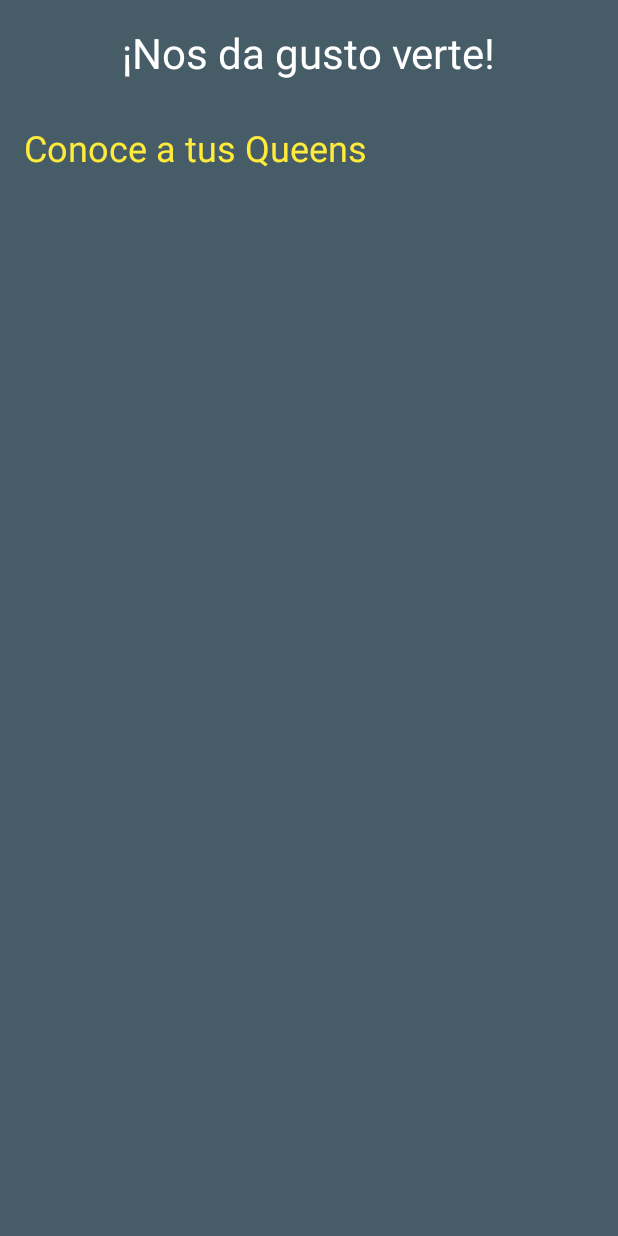
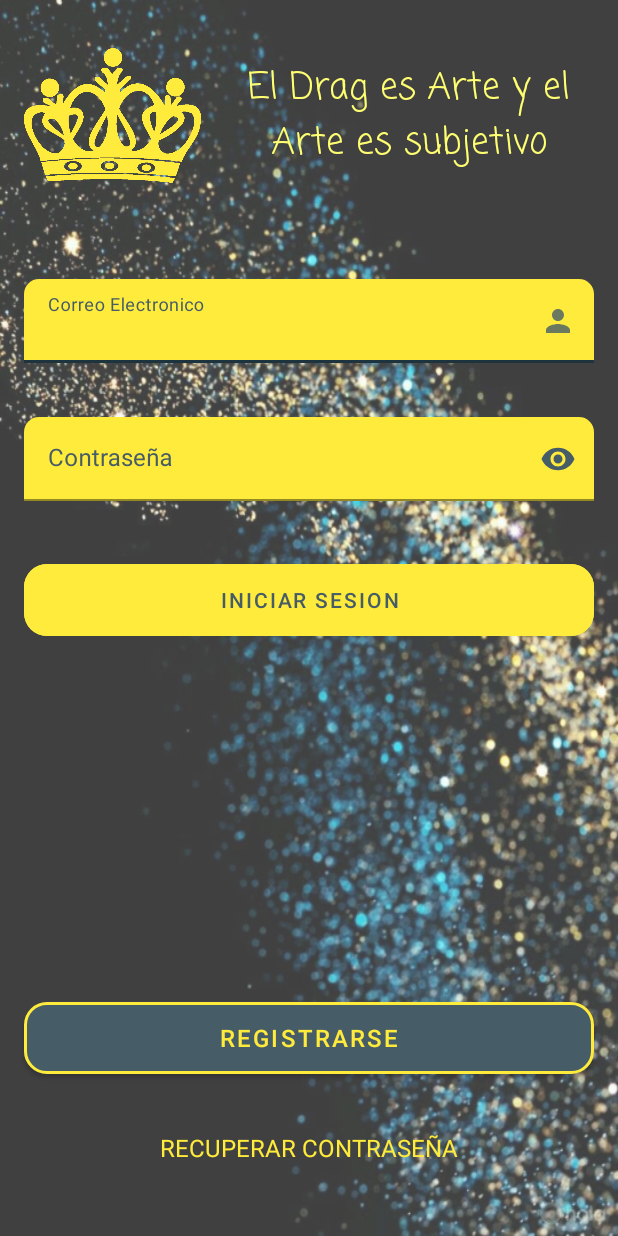
Before and after one commit to Jl-power/Queen, an Android app: the screen it shows after launch (MainActivity before the commit, LoginActivity after it), on a phone screen of 412 x 824 dp. Run offline under Robolectric (Android 15) with nearby library versions, the light colour scheme and no system bars; our stand-ins replace Firebase (no records; nobody signed in at launch, a user with empty details on screens opened directly).

Commit message:
Diseño del Login

```diff
--- a/app/build.gradle
+++ b/app/build.gradle
@@ -50,6 +50,7 @@ dependencies {
     //Firebase
     implementation platform('com.google.firebase:firebase-bom:31.1.0')
     implementation 'com.google.firebase:firebase-firestore-ktx'
+    implementation 'com.google.firebase:firebase-auth-ktx'
     //Google Services
     implementation 'com.google.gms:google-services:4.3.13'
     implementation 'com.google.code.gson:gson:2.10'
--- a/app/src/main/java/com/example/dragapp/Animation.kt
+++ b/app/src/main/java/com/example/dragapp/AnimationActivity.kt
@@ -7,7 +7,7 @@ import android.os.Handler
 import android.os.Looper
 import com.example.dragapp.databinding.ActivityAnimationBinding
 
-class Animation : AppCompatActivity() {
+class AnimationActivity : AppCompatActivity() {
 
     private lateinit var binding: ActivityAnimationBinding
 
@@ -17,7 +17,7 @@ class Animation : AppCompatActivity() {
         setContentView(binding.root)
 
         Handler(Looper.getMainLooper()).postDelayed({
-            val intent = Intent(this, MainActivity::class.java)
+            val intent = Intent(this, LoginActivity::class.java)
             startActivity(intent)
             finish()
         }, 3500)
--- /dev/null
+++ b/app/src/main/java/com/example/dragapp/LoginActivity.kt
@@ -0,0 +1,80 @@
+package com.example.dragapp
+
+import android.content.Intent
+import androidx.appcompat.app.AppCompatActivity
+import android.os.Bundle
+import android.widget.Toast
+import com.example.dragapp.databinding.ActivityLoginBinding
+import com.google.android.material.snackbar.Snackbar
+import com.google.firebase.auth.FirebaseAuth
+import com.google.firebase.auth.FirebaseAuthException
+import com.google.firebase.auth.ktx.auth
+import com.google.firebase.ktx.Firebase
+
+class LoginActivity : AppCompatActivity() {
+
+    private lateinit var binding: ActivityLoginBinding
+    private lateinit var auth: FirebaseAuth
+
+    override fun onCreate(savedInstanceState: Bundle?) {
+        super.onCreate(savedInstanceState)
+        binding = ActivityLoginBinding.inflate(layoutInflater)
+        setContentView(binding.root)
+
+        auth = Firebase.auth
+
+        binding.btnLogin.setOnClickListener {
+            emptyControl(binding.inputUser.text.toString(),binding.inputPass.text.toString())
+        }
+
+    }
+
+    private fun emptyControl(email: String, password: String) {
+
+        if(email.isEmpty() && password.isEmpty())
+            Snackbar.make(binding.layoutLogin,"Ingrese sus datos por favor",
+                Snackbar.LENGTH_SHORT).apply {
+                view.background = resources.getDrawable(R.drawable.round_corner, null)
+            }.show()
+        if(email.isEmpty() && password.isNotEmpty())
+            Snackbar.make(binding.layoutLogin,"Ingrese su correo por favor",
+                Snackbar.LENGTH_SHORT).apply {
+                view.background = resources.getDrawable(R.drawable.round_corner, null)
+            }.show()
+        if(password.isEmpty() && email.isNotEmpty())
+            Snackbar.make(binding.layoutLogin,"Ingrese su contraseña por favor",
+                Snackbar.LENGTH_SHORT).apply {
+                view.background = resources.getDrawable(R.drawable.round_corner, null)
+            }.show()
+        if(email.isNotEmpty() && password.isNotEmpty())
+            loginControl(email,password)
+    }
+
+    public override fun onStart() {
+        super.onStart()
+        val currentUser = auth.currentUser
+        if(currentUser != null){
+            next()
+        }
+    }
+
+    private fun next(){
+        val intent = Intent(this,MainActivity::class.java)
+        startActivity(intent)
+        finish()
+    }
+
+    private fun loginControl(email : String, password : String){
+        auth.signInWithEmailAndPassword(email, password)
+            .addOnCompleteListener(this) { task ->
+                if (task.isSuccessful) {
+                    next()
+                } else {
+                    Snackbar.make(binding.layoutLogin,"Error algun dato erroneo",
+                            Snackbar.LENGTH_SHORT).apply {
+                        view.background = resources.getDrawable(R.drawable.round_corner, null)
+                    }.show()
+                }
+            }
+    }
+}
--- a/app/src/main/java/com/example/dragapp/pojo/Queen.kt
+++ b/app/src/main/java/com/example/dragapp/pojo/Queen.kt
@@ -12,6 +12,7 @@ data class Queen(
     @SerializedName("realName")     var realName        : String?          = null,
     @SerializedName("age")          var age             : Int?             = 0,
     @SerializedName("imgUrl")       var imgUrl          : String?          = null,
+    @SerializedName("location")     var location        : String?          = null,
     @SerializedName("description")  var description     : String?          = null,
     @SerializedName("gallery")      var gallery         : List<String>?    = null,
     @SerializedName("socialMedia")  var socialMedia     : List<String>?    = null,
--- /dev/null
+++ b/app/src/main/res/drawable-anydpi/ic_people.xml
@@ -0,0 +1,11 @@
+<vector xmlns:android="http://schemas.android.com/apk/res/android"
+    android:width="24dp"
+    android:height="24dp"
+    android:viewportWidth="24"
+    android:viewportHeight="24"
+    android:tint="#FFFF5A"
+    android:alpha="0.8">
+  <path
+      android:fillColor="@android:color/white"
+      android:pathData="M12,12c2.21,0 4,-1.79 4,-4s-1.79,-4 -4,-4 -4,1.79 -4,4 1.79,4 4,4zM12,14c-2.67,0 -8,1.34 -8,4v2h16v-2c0,-2.66 -5.33,-4 -8,-4z"/>
+</vector>
--- /dev/null
+++ b/app/src/main/res/drawable-xhdpi/round_corner.xml
@@ -0,0 +1,6 @@
+<?xml version="1.0" encoding="utf-8"?>
+<shape android:shape="rectangle"
+    xmlns:android="http://schemas.android.com/apk/res/android">
+    <solid android:color="#323232"/>
+    <corners android:radius="15dp"/>
+</shape>
--- /dev/null
+++ b/app/src/main/res/layout/activity_login.xml
@@ -0,0 +1,146 @@
+<?xml version="1.0" encoding="utf-8"?>
+<androidx.constraintlayout.widget.ConstraintLayout xmlns:android="http://schemas.android.com/apk/res/android"
+    xmlns:app="http://schemas.android.com/apk/res-auto"
+    xmlns:tools="http://schemas.android.com/tools"
+    android:id="@+id/layoutLogin"
+    android:layout_width="match_parent"
+    android:layout_height="match_parent"
+    tools:context=".LoginActivity"
+    android:background="@drawable/bg">
+
+    <com.google.android.material.textfield.TextInputLayout
+        android:id="@+id/layoutUser"
+        android:layout_width="0dp"
+        android:layout_height="60dp"
+        android:layout_marginStart="16dp"
+        android:layout_marginTop="64dp"
+        android:layout_marginEnd="16dp"
+        android:hint="@string/user"
+        android:textColorHint="@color/blueg500"
+        app:boxBackgroundColor="@color/gold500"
+        app:boxCornerRadiusTopEnd="10dp"
+        app:boxCornerRadiusTopStart="10dp"
+        app:boxStrokeColor="@color/blueg700"
+        app:endIconCheckable="true"
+        app:endIconDrawable="@drawable/ic_people"
+        app:endIconMode="custom"
+        app:endIconTint="@color/blueg500"
+        app:hintTextColor="@color/blueg500"
+        app:layout_constraintEnd_toEndOf="parent"
+        app:layout_constraintHorizontal_bias="0.5"
+        app:layout_constraintStart_toStartOf="parent"
+        app:layout_constraintTop_toBottomOf="@+id/imgViewBam">
+
+        <com.google.android.material.textfield.TextInputEditText
+            android:id="@+id/inputUser"
+            android:layout_width="match_parent"
+            android:layout_height="wrap_content"
+            android:singleLine="true"
+            android:textColor="@color/blueg500" />
+    </com.google.android.material.textfield.TextInputLayout>
+
+    <com.google.android.material.textfield.TextInputLayout
+        android:id="@+id/layoutPass"
+        android:layout_width="0dp"
+        android:layout_height="60dp"
+        android:layout_marginTop="32dp"
+        android:hint="@string/pass"
+        android:textColorHint="@color/blueg500"
+        app:boxBackgroundColor="@color/gold500"
+        app:boxCornerRadiusTopEnd="10dp"
+        app:boxCornerRadiusTopStart="10dp"
+        app:boxStrokeColor="@color/blueg700"
+        app:endIconCheckable="true"
+        app:endIconMode="password_toggle"
+        app:endIconTint="@color/blueg500"
+        app:hintTextColor="@color/blueg500"
+        app:layout_constraintEnd_toEndOf="@+id/layoutUser"
+        app:layout_constraintHorizontal_bias="0.5"
+        app:layout_constraintStart_toStartOf="@+id/layoutUser"
+        app:layout_constraintTop_toBottomOf="@+id/layoutUser">
+
+        <com.google.android.material.textfield.TextInputEditText
+            android:id="@+id/inputPass"
+            android:layout_width="match_parent"
+            android:layout_height="wrap_content"
+            android:inputType="textPassword"
+            android:singleLine="true"
+            android:textColor="@color/blueg500" />
+    </com.google.android.material.textfield.TextInputLayout>
+
+    <com.google.android.material.button.MaterialButton
+        android:id="@+id/btn_login"
+        android:layout_width="0dp"
+        android:layout_height="60dp"
+        android:layout_marginTop="32dp"
+        android:backgroundTint="@color/gold500"
+        android:text="@string/btn_login"
+        android:textColor="@color/blueg500"
+        app:cornerRadius="15dp"
+        app:layout_constraintEnd_toEndOf="@+id/layoutPass"
+        app:layout_constraintHorizontal_bias="0.5"
+        app:layout_constraintStart_toStartOf="@+id/layoutPass"
+        app:layout_constraintTop_toBottomOf="@+id/layoutPass" />
+
+    <ImageView
+        android:id="@+id/imgViewBam"
+        android:layout_width="0dp"
+        android:layout_height="90dp"
+        android:layout_marginStart="16dp"
+        android:layout_marginTop="32dp"
+        android:adjustViewBounds="true"
+        app:layout_constraintStart_toStartOf="parent"
+        app:layout_constraintTop_toTopOf="parent"
+        app:srcCompat="@drawable/crown" />
+
+    <com.google.android.material.button.MaterialButton
+        android:id="@+id/btnRegister"
+        android:layout_width="0dp"
+        android:layout_height="60dp"
+        android:layout_marginStart="16dp"
+        android:layout_marginEnd="16dp"
+        android:layout_marginBottom="32dp"
+        android:text="@string/btn_register"
+        android:textColor="@color/gold500"
+        android:textSize="16sp"
+        app:layout_constraintBottom_toTopOf="@+id/tvRecover"
+        app:layout_constraintEnd_toEndOf="parent"
+        app:layout_constraintHorizontal_bias="0.5"
+        app:layout_constraintStart_toStartOf="parent"
+        app:strokeColor="@color/gold500"
+        app:strokeWidth="2dp"
+        app:cornerRadius="15dp"/>
+
+    <TextView
+        android:id="@+id/tvRecover"
+        android:layout_width="wrap_content"
+        android:layout_height="wrap_content"
+        android:layout_marginStart="16dp"
+        android:layout_marginEnd="16dp"
+        android:layout_marginBottom="48dp"
+        android:text="@string/btn_recover_pass"
+        android:textColor="@color/gold500"
+        android:textSize="16sp"
+        android:textAllCaps="true"
+        app:layout_constraintBottom_toBottomOf="parent"
+        app:layout_constraintEnd_toEndOf="parent"
+        app:layout_constraintHorizontal_bias="0.5"
+        app:layout_constraintStart_toStartOf="parent" />
+
+    <TextView
+        android:id="@+id/tvBanner"
+        android:layout_width="0dp"
+        android:layout_height="wrap_content"
+        android:layout_marginStart="16dp"
+        android:layout_marginEnd="16dp"
+        android:fontFamily="casual"
+        android:text="@string/banner"
+        android:textAlignment="center"
+        android:textColor="@color/gold200"
+        android:textSize="24sp"
+        app:layout_constraintBottom_toBottomOf="@+id/imgViewBam"
+        app:layout_constraintEnd_toEndOf="parent"
+        app:layout_constraintStart_toEndOf="@+id/imgViewBam"
+        app:layout_constraintTop_toTopOf="@+id/imgViewBam" />
+
+</androidx.constraintlayout.widget.ConstraintLayout>
--- a/app/src/main/res/values/strings.xml
+++ b/app/src/main/res/values/strings.xml
@@ -2,4 +2,11 @@
     <string name="app_name">Queens</string>
     <string name="title">¡Nos da gusto verte!</string>
     <string name="subtitle">Conoce a tus Queens</string>
+    <string name="user">Correo Electronico</string>
+    <string name="pass">Contraseña</string>
+    <string name="btn_login">Iniciar Sesion</string>
+    <string name="btn_signUp">sign up with</string>
+    <string name="btn_register">Registrarse</string>
+    <string name="btn_recover_pass">Recuperar Contraseña</string>
+    <string name="banner">"El Drag es Arte y el Arte es subjetivo"</string>
 </resources>
```
Also changed, not shown: app/src/main/AndroidManifest.xml (+10 -4 lines), app/src/main/java/com/example/dragapp/MainActivity.kt (+9 -0 lines), app/src/main/res/layout/activity_animation.xml (+8 -8 lines), app/src/main/res/layout/activity_main.xml (+13 -3 lines), app/src/main/res/raw/queen.json (+1 -1 lines), app/src/main/res/drawable-hdpi/ic_people.png (added), app/src/main/res/drawable-mdpi/ic_people.png (added), app/src/main/res/drawable-xhdpi/bg.png (added), app/src/main/res/drawable-xhdpi/bg2.png (added), app/src/main/res/drawable-xhdpi/ic_logout.png (added), app/src/main/res/drawable-xhdpi/ic_people.png (added), app/src/main/res/drawable-xxhdpi/ic_people.png (added).
